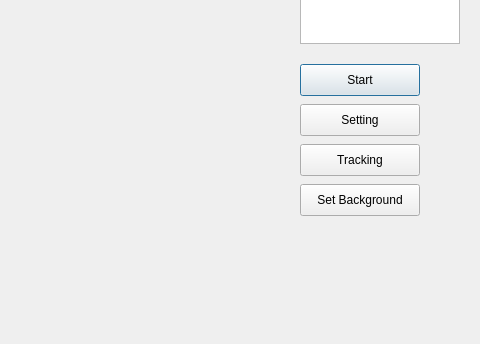
Before: the Qt Designer form mainview.ui in xupei0610/HandGestureRecognition, drawn with Qt 5; both pictures show x 380 to 860 and y 176 to 520 of the 860 by 520 pixel window.
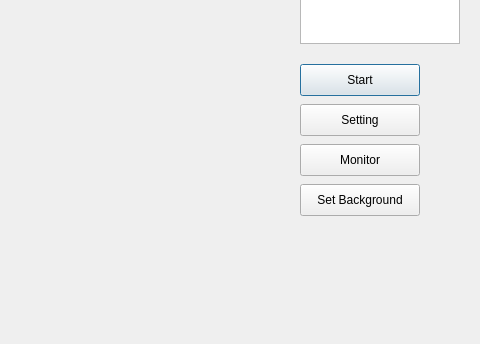
After: the same form once the commit is applied.

Patch:
```diff
--- a/mainview.ui
+++ b/mainview.ui
@@ -72,7 +72,7 @@
     </rect>
    </property>
    <property name="text">
-    <string>Tracking</string>
+    <string>Monitor</string>
    </property>
   </widget>
   <widget class="QPushButton" name="btnSetBackground">
```
Left out of the diff: 4 changed lines with no effect on the pictures.
